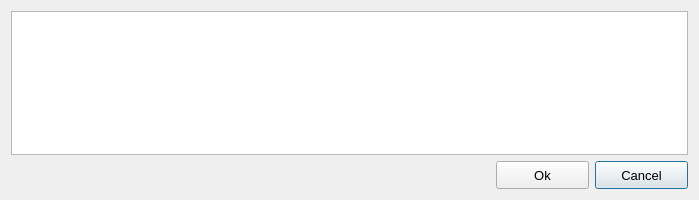
This is ArcApp/storage.ui in Arc-Project/Arc as Qt 5 draws it before an edit. The edited form follows.
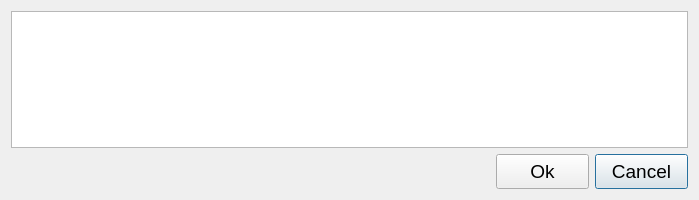
This is the edited form.

Commit message: updated ui: storage dialog, storage list, client list storage, booking successful

The edit to the form file:
```diff
--- a/ArcApp/storage.ui
+++ b/ArcApp/storage.ui
@@ -19,12 +19,12 @@
      <property name="minimumSize">
       <size>
        <width>93</width>
-       <height>28</height>
+       <height>35</height>
       </size>
      </property>
      <property name="font">
       <font>
-       <pointsize>10</pointsize>
+       <pointsize>14</pointsize>
       </font>
      </property>
      <property name="text">
@@ -37,12 +37,12 @@
      <property name="minimumSize">
       <size>
        <width>93</width>
-       <height>28</height>
+       <height>35</height>
       </size>
      </property>
      <property name="font">
       <font>
-       <pointsize>10</pointsize>
+       <pointsize>14</pointsize>
       </font>
      </property>
      <property name="text">
@@ -64,7 +64,13 @@
     </spacer>
    </item>
    <item row="0" column="0" colspan="3">
-    <widget class="QPlainTextEdit" name="storageInput"/>
+    <widget class="QPlainTextEdit" name="storageInput">
+     <property name="font">
+      <font>
+       <pointsize>11</pointsize>
+      </font>
+     </property>
+    </widget>
    </item>
   </layout>
  </widget>
```
The commit also changes 1 other file.
